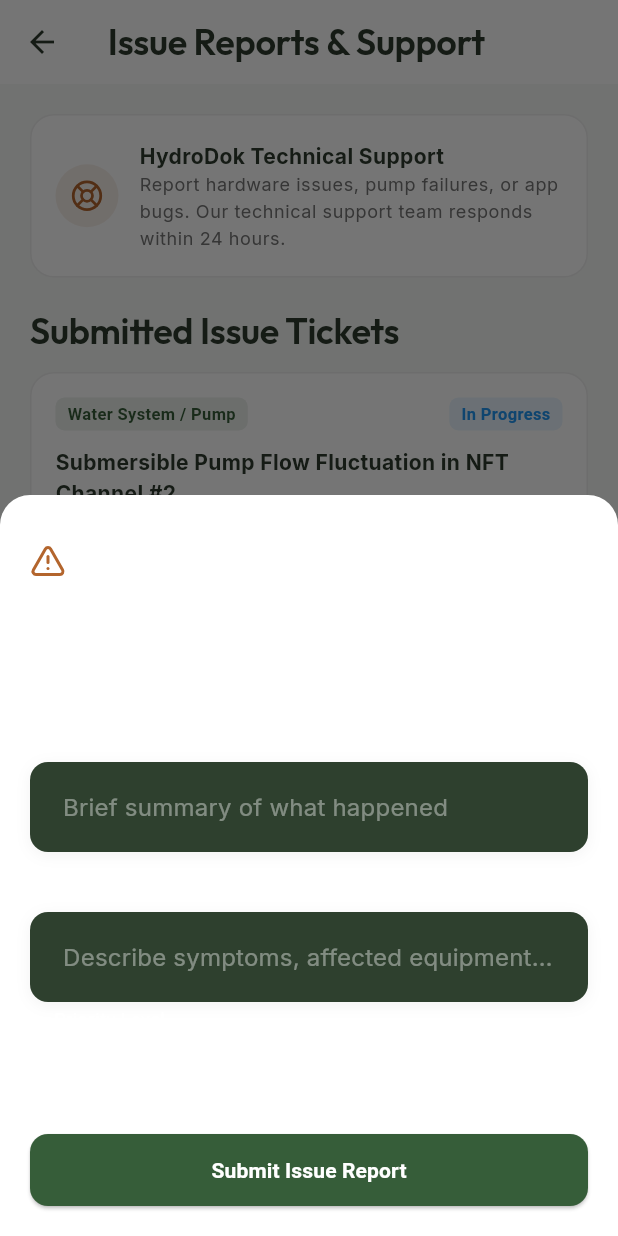
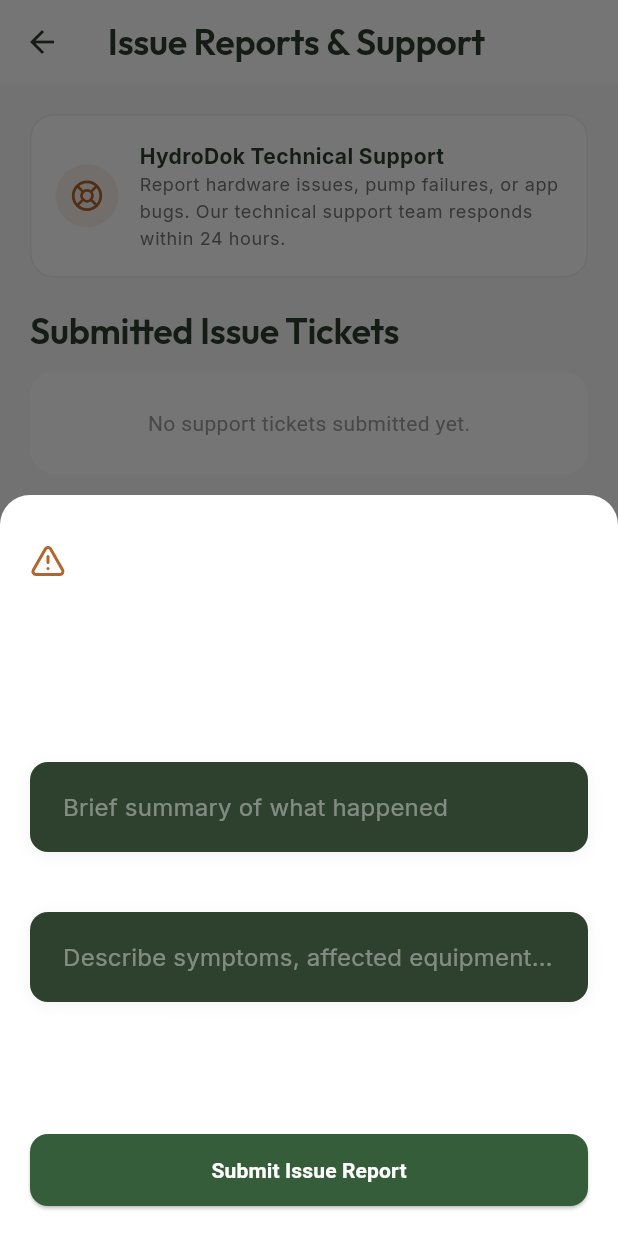
Before and after one commit to WenDEVLIFE/hydrodok, a Flutter app: the IssueReportsScreen screen opened directly, after a tap on "Report Issue", on a phone screen of 412 x 824 dp. Run offline on Flutter 3.47's test engine with Material 3 defaults, Android fonts, the phone set to English and light mode, and no system bars; our stand-ins replace flutter_bloc, flutter_dotenv, flutter_map, geolocator, google_fonts, image_picker and 5 more; missing offline and left inert: flutter_sliding_toast, mailer, storage_client; accounts and stored records are empty.

Commit message:
refactor: implement IssueReportRepository to centralize and abstract Supabase data operations for issue reports

```diff
--- a/lib/src/features/farmer/issue_reports_screen.dart
+++ b/lib/src/features/farmer/issue_reports_screen.dart
@@ -2,49 +2,32 @@ import 'package:flutter/material.dart';
 import 'package:lucide_icons_flutter/lucide_icons.dart';
 import 'package:supabase_flutter/supabase_flutter.dart';
 
+import '../../core/repositories/issue_report_repository.dart';
 import '../../core/utils/color_utils.dart';
 import '../../core/utils/typography.dart';
 import '../../widget/widgets.dart';
 
 /// Screen for farmers to report hardware/system issues and view ticket status
 class IssueReportsScreen extends StatefulWidget {
-  const IssueReportsScreen({super.key});
+  final IssueReportRepository? repository;
+
+  const IssueReportsScreen({super.key, this.repository});
 
   @override
   State<IssueReportsScreen> createState() => _IssueReportsScreenState();
 }
 
 class _IssueReportsScreenState extends State<IssueReportsScreen> {
+  late final IssueReportRepository _repository;
   late final Stream<List<Map<String, dynamic>>> _reportsStream;
 
-  final List<Map<String, dynamic>> _issueTickets = [
-    {
-      'id': 'ticket-101',
-      'category': 'Water System / Pump',
-      'title': 'Submersible Pump Flow Fluctuation in NFT Channel #2',
-      'description': 'Water flow rate dropped to 1.2 L/min causing dry roots on upper channel.',
-      'priority': 'high',
-      'status': 'in_progress',
-      'created_at': '2026-07-19',
-    },
-    {
-      'id': 'ticket-102',
-      'category': 'Nutrient & Water Quality',
-      'title': 'EC Meter Sensor Calibration Drift',
-      'description': 'EC reading fluctuates between 1.2 and 2.4 mS/cm rapidly.',
-      'priority': 'medium',
-      'status': 'under_review',
-      'created_at': '2026-07-18',
-    },
-  ];
+  final List<Map<String, dynamic>> _issueTickets = [];
 
   @override
   void initState() {
     super.initState();
-    _reportsStream = Supabase.instance.client
-        .from('issue_reports')
-        .stream(primaryKey: ['id'])
-        .order('created_at', ascending: false);
+    _repository = widget.repository ?? IssueReportRepository();
+    _reportsStream = _repository.watchIssueReports();
   }
 
   void _showReportIssueModal() {
@@ -151,23 +134,23 @@ class _IssueReportsScreenState extends State<IssueReportsScreen> {
                       final desc = descController.text.trim();
                       if (title.isEmpty) return;
 
-                      final user = Supabase.instance.client.auth.currentUser;
-
-                      final reportPayload = {
-                        if (user != null) 'reporter_id': user.id,
-                        'category': selectedCategory,
-                        'title': title,
-                        'description': desc,
-                        'priority': selectedPriority,
-                        'status': 'under_review',
-                        'created_at': DateTime.now().toIso8601String(),
-                      };
-
                       try {
-                        await Supabase.instance.client.from('issue_reports').insert(reportPayload);
+                        await _repository.createIssueReport(
+                          title: title,
+                          description: desc,
+                          category: selectedCategory,
+                          priority: selectedPriority,
+                        );
                       } catch (_) {
                         setState(() {
-                          _issueTickets.insert(0, reportPayload);
+                          _issueTickets.insert(0, {
+                            'category': selectedCategory,
+                            'title': title,
+                            'description': desc,
+                            'priority': selectedPriority,
+                            'status': 'under_review',
+                            'created_at': DateTime.now().toIso8601String(),
+                          });
                         });
                       }
 
```
Also changed, not shown: lib/src/core/repositories/issue_report_repository.dart (added, +87 -0 lines), lib/src/features/admin/issue_reports/issue_reports_screen.dart (+18 -33 lines).
